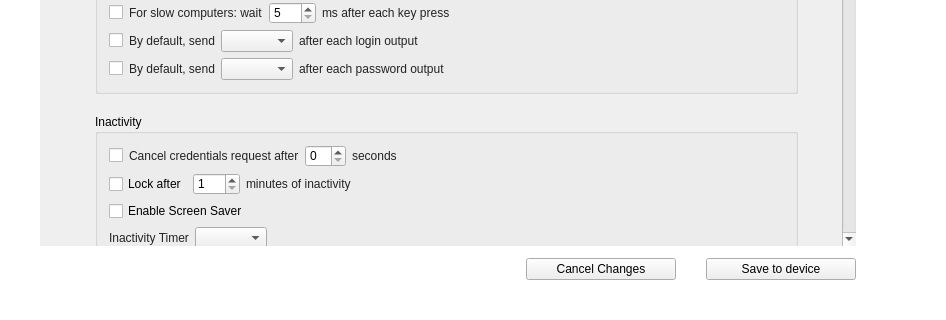
This is src/MainWindow.ui in mooltipass/moolticute as Qt 5 draws it before an edit; both pictures show x 0 to 946 and y 318 to 638 of the 946 by 638 pixel window. The edited form follows.
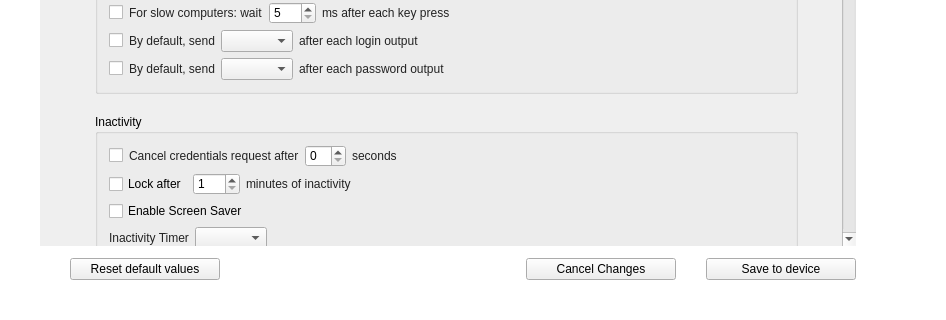
This is the edited form. The open tabs and pages were chosen to show the change. Icons and pictures are not drawn. Custom widgets are drawn as their Qt base class.

Commit message: [BLE] Add reset to default button for settings

The edit to the form file:
```diff
--- a/src/MainWindow.ui
+++ b/src/MainWindow.ui
@@ -1813,6 +1813,22 @@
           <property name="spacing">
            <number>30</number>
           </property>
+          <property name="leftMargin">
+           <number>30</number>
+          </property>
+          <item>
+           <widget class="QPushButton" name="pushButtonSettingsSetToDefault">
+            <property name="minimumSize">
+             <size>
+              <width>150</width>
+              <height>0</height>
+             </size>
+            </property>
+            <property name="text">
+             <string>Reset default values</string>
+            </property>
+           </widget>
+          </item>
           <item>
            <spacer name="horizontalSpacer_11">
             <property name="orientation">
```
The commit also changes 1 other file.
